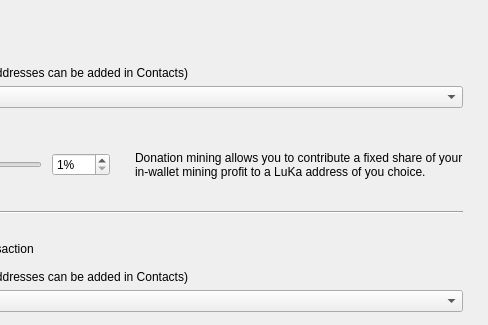
This is src/Gui/Options/DonationOptionsFrame.ui in ricochetcoin/ricochet-wallet as Qt 5 draws it before an edit; both pictures show x 213 to 701 and y 0 to 325 of the 701 by 540 pixel window. The edited form follows.
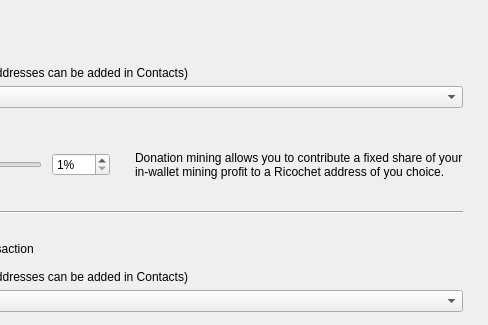
This is the edited form. Custom widgets are drawn as their Qt base class.

Diff of the .ui file:
```diff
--- a/src/Gui/Options/DonationOptionsFrame.ui
+++ b/src/Gui/Options/DonationOptionsFrame.ui
@@ -161,7 +161,7 @@
          </size>
         </property>
         <property name="text">
-         <string>Donation mining allows you to contribute a fixed share of your in-wallet mining profit to a LuKa address of you choice.</string>
+         <string>Donation mining allows you to contribute a fixed share of your in-wallet mining profit to a Ricochet address of you choice.</string>
         </property>
         <property name="wordWrap">
          <bool>true</bool>
```
